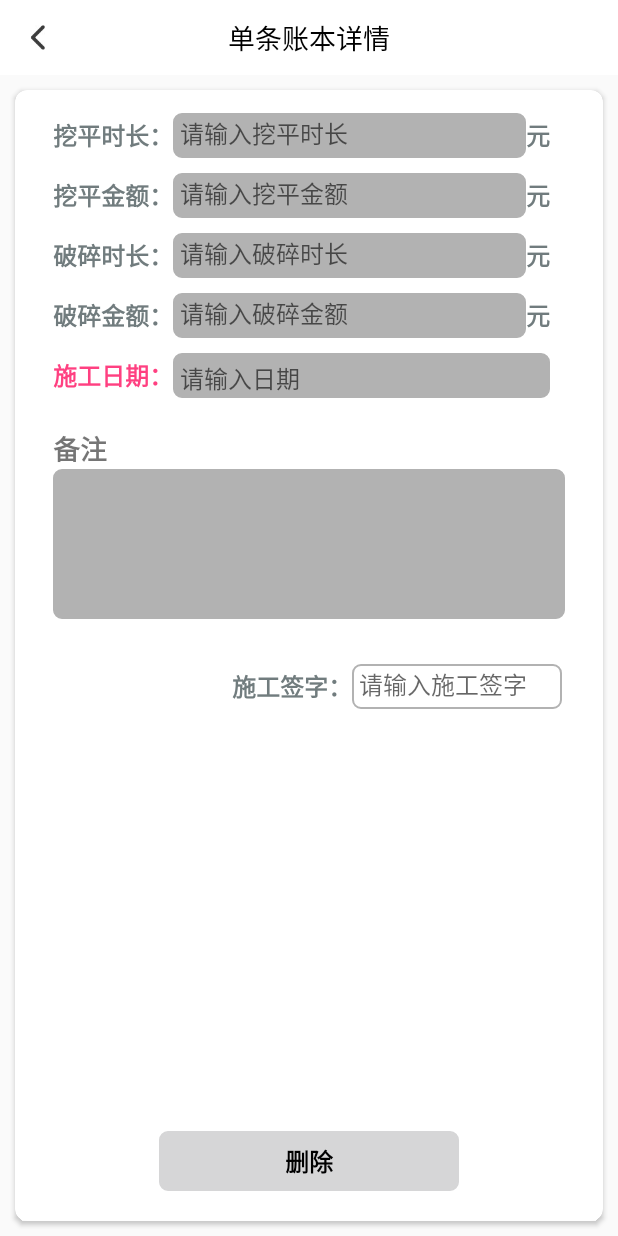
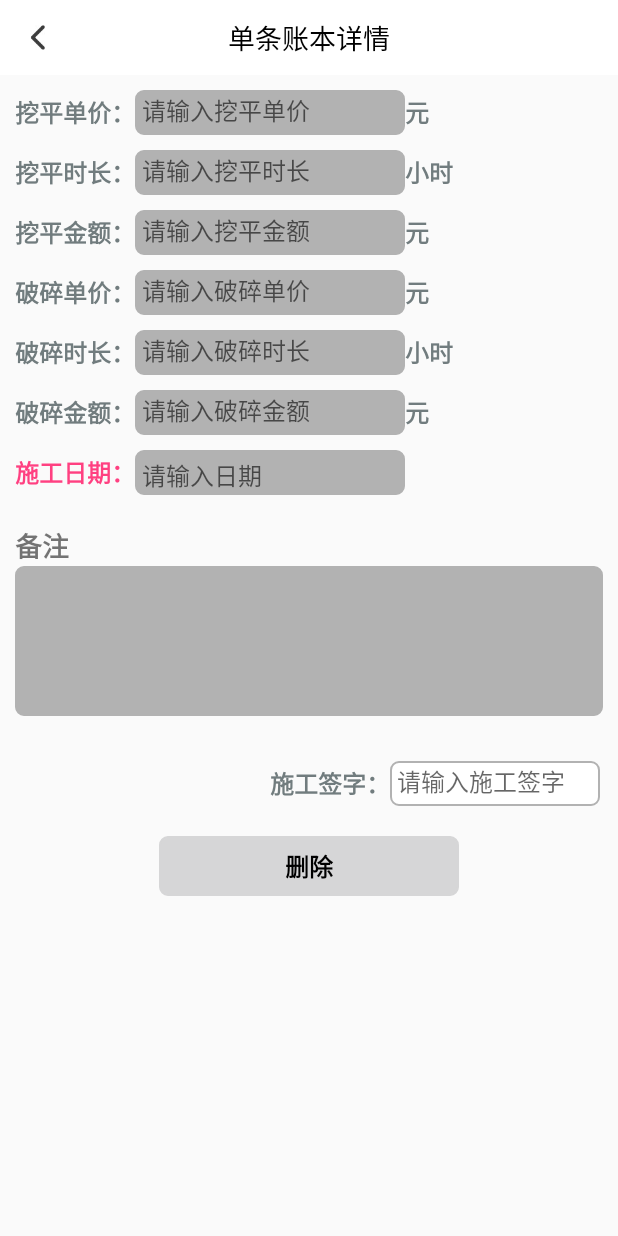
Before and after one commit to luchongbin/luchongwen, an Android app: the AddCashBookActivity screen opened directly, with no data from a screen before it, on a phone screen of 412 x 824 dp. Run offline under Robolectric (Android 15) with nearby library versions, the phone set to English and light mode, and no system bars; our stand-ins replace CircleImageView, data binding; libraries missing offline, so code that uses them is left out: com.codbking.widget; 23 statements that could not run were skipped.

Commit message:
添加金额总合计

```diff
--- a/app/build.gradle
+++ b/app/build.gradle
@@ -41,7 +41,7 @@ android {
     }
 }
 greendao {
-    schemaVersion 1  //版本
+    schemaVersion 2  //版本
     daoPackage 'com.luchongbin.mycashbook.greendao' // 一般为app包名+生成文件的文件夹名
     targetGenDir 'src/main/java' //生成文件路径
 
--- a/app/src/main/java/com/luchongbin/mycashbook/greendao/DaoMaster.java
+++ b/app/src/main/java/com/luchongbin/mycashbook/greendao/DaoMaster.java
@@ -14,10 +14,10 @@ import org.greenrobot.greendao.identityscope.IdentityScopeType;
 
 // THIS CODE IS GENERATED BY greenDAO, DO NOT EDIT.
 /**
- * Master of DAO (schema version 1): knows all DAOs.
+ * Master of DAO (schema version 2): knows all DAOs.
  */
 public class DaoMaster extends AbstractDaoMaster {
-    public static final int SCHEMA_VERSION = 1;
+    public static final int SCHEMA_VERSION = 2;
 
     /** Creates underlying database table using DAOs. */
     public static void createAllTables(Database db, boolean ifNotExists) {
--- a/app/src/main/java/com/luchongbin/mycashbook/model/CashBookModel.java
+++ b/app/src/main/java/com/luchongbin/mycashbook/model/CashBookModel.java
@@ -5,14 +5,17 @@ import android.databinding.Bindable;
 import com.luchongbin.mycashbook.BR;
 
 public class CashBookModel extends TitleModel {
+
     @Bindable
     private long cashBookId;
-
+    @Bindable
+    private String digFlatUnitPrice;//挖平单价（元）
     @Bindable
     private String digFlatHour;//挖平时间（小时）
     @Bindable
     private String digFlatTotalAmount;//挖平合同金额（元）
-
+    @Bindable
+    private String fractureUnitPrice;//破碎单价（元）
     @Bindable
     private String fractureHour;//破碎时间（小时）
     @Bindable
@@ -106,4 +109,22 @@ public class CashBookModel extends TitleModel {
         this.autograph = autograph;
         notifyPropertyChanged(BR.autograph);
     }
+
+    public String getDigFlatUnitPrice() {
+        return digFlatUnitPrice;
+    }
+
+    public void setDigFlatUnitPrice(String digFlatUnitPrice) {
+        this.digFlatUnitPrice = digFlatUnitPrice;
+        notifyPropertyChanged(BR.digFlatUnitPrice);
+    }
+
+    public String getFractureUnitPrice() {
+        return fractureUnitPrice;
+    }
+
+    public void setFractureUnitPrice(String fractureUnitPrice) {
+        this.fractureUnitPrice = fractureUnitPrice;
+        notifyPropertyChanged(BR.fractureUnitPrice);
+    }
 }
--- a/app/src/main/java/com/luchongbin/mycashbook/viewModel/CashBookDetailsViewModel.java
+++ b/app/src/main/java/com/luchongbin/mycashbook/viewModel/CashBookDetailsViewModel.java
@@ -115,6 +115,8 @@ public class CashBookDetailsViewModel extends BaseViewModel {
         mRowDatas1.add(StringUtils.formatDouble1(mFractureHour));
         mRowDatas1.add(StringUtils.formatDouble(mFractureTotalAmount));
         mTableDatas.add(mRowDatas1);
+        String mTotalAmount = StringUtils.formatDouble(mDigFlatTotalAmount+mFractureTotalAmount);
+        mBinding.tvTotalAmount.setText("金额总合计："+mTotalAmount+"元");
         return mTableDatas;
     }
     public void getCashBookModels() {
--- a/app/src/main/res/layout/activity_add_cash_book.xml
+++ b/app/src/main/res/layout/activity_add_cash_book.xml
@@ -26,27 +26,68 @@
             app:mBaseViewModel="@{mAddCashBookViewModel}"
             app:mTitleModel="@{mCashBookModel}" />
 
-        <android.support.v7.widget.CardView
+        <ScrollView
             android:layout_width="match_parent"
             android:layout_height="match_parent"
-            android:layout_below="@+id/ic_title"
-            android:layout_margin="10dp"
-            android:orientation="vertical"
-            app:cardBackgroundColor="@color/white"
-            app:cardCornerRadius="@dimen/margin_8">
-
+            android:layout_below="@+id/ic_title">
             <RelativeLayout
                 android:layout_width="match_parent"
                 android:layout_height="match_parent"
-                android:layout_marginStart="@dimen/margin_25"
-                android:layout_marginTop="@dimen/margin_15"
-                android:layout_marginEnd="@dimen/margin_25">
+                android:layout_marginStart="@dimen/margin_10"
+                android:layout_marginTop="@dimen/margin_10"
+                android:layout_marginEnd="@dimen/margin_10">
+
+                <LinearLayout
+                    android:id="@+id/rl_digFlat_Unit_Price"
+                    android:layout_width="match_parent"
+                    android:layout_height="@dimen/margin_30"
+                    android:layout_centerHorizontal="true"
+                    android:orientation="horizontal">
+
+                    <TextView
+                        android:layout_width="wrap_content"
+                        android:layout_height="match_parent"
+                        android:layout_gravity="center"
+                        android:gravity="center"
+                        android:text="挖平单价："
+                        android:textColor="@color/tab_text_normal"
+                        android:textSize="@dimen/text_size_16sp"
+                        android:textStyle="bold" />
+
+                    <EditText
+                        android:id="@+id/et_digFlat_Unit_Price"
+                        android:layout_width="@dimen/margin_180"
+                        android:layout_height="match_parent"
+                        android:background="@drawable/translucent"
+                        android:focusable="@{mCashBookModel.editable?true:false}"
+                        android:hint="请输入挖平单价"
+                        android:inputType="number|numberDecimal"
+                        android:maxLength="20"
+                        android:maxLines="1"
+                        android:text="@{mCashBookModel.digFlatUnitPrice}"
+                        android:textColor="@color/tab_text_normal"
+                        android:textSize="@dimen/text_size_16sp"
+                        app:addTextChangedListener="@{mAddCashBookViewModel.mTextWatcher0}" />
+
+                    <TextView
+                        android:layout_width="wrap_content"
+                        android:layout_height="match_parent"
+                        android:layout_gravity="center"
+                        android:layout_marginEnd="@dimen/margin_10"
+                        android:gravity="center"
+                        android:text="@string/yuan"
+                        android:textColor="@color/tab_text_normal"
+                        android:textSize="@dimen/text_size_16sp"
+                        android:textStyle="bold" />
+                </LinearLayout>
 
                 <LinearLayout
                     android:id="@+id/rl_digFlat_hour"
                     android:layout_width="match_parent"
                     android:layout_height="@dimen/margin_30"
+                    android:layout_below="@+id/rl_digFlat_Unit_Price"
                     android:layout_centerHorizontal="true"
+                    android:layout_marginTop="@dimen/margin_10"
                     android:orientation="horizontal">
 
                     <TextView
@@ -61,9 +102,8 @@
 
                     <EditText
                         android:id="@+id/et_digFlat_hour"
-                        android:layout_width="0dp"
+                        android:layout_width="@dimen/margin_180"
                         android:layout_height="match_parent"
-                        android:layout_weight="1"
                         android:background="@drawable/translucent"
                         android:focusable="@{mCashBookModel.editable?true:false}"
                         android:hint="请输入挖平时长"
@@ -73,7 +113,52 @@
                         android:text="@{mCashBookModel.digFlatHour}"
                         android:textColor="@color/tab_text_normal"
                         android:textSize="@dimen/text_size_16sp"
-                        app:addTextChangedListener="@{mAddCashBookViewModel.mTextWatcher}" />
+                        app:addTextChangedListener="@{mAddCashBookViewModel.mTextWatcher0}" />
+
+                    <TextView
+                        android:layout_width="wrap_content"
+                        android:layout_height="match_parent"
+                        android:layout_gravity="center"
+                        android:layout_marginEnd="@dimen/margin_10"
+                        android:gravity="center"
+                        android:text="@string/hour"
+                        android:textColor="@color/tab_text_normal"
+                        android:textSize="@dimen/text_size_16sp"
+                        android:textStyle="bold" />
+                </LinearLayout>
+
+                <LinearLayout
+                    android:id="@+id/rl_digFlat_amount"
+                    android:layout_width="match_parent"
+                    android:layout_height="@dimen/margin_30"
+                    android:layout_below="@+id/rl_digFlat_hour"
+                    android:layout_centerHorizontal="true"
+                    android:layout_marginTop="@dimen/margin_10"
+                    android:orientation="horizontal">
+                    <TextView
+                        android:layout_width="wrap_content"
+                        android:layout_height="match_parent"
+                        android:layout_gravity="center"
+                        android:gravity="center"
+                        android:text="挖平金额："
+                        android:textColor="@color/tab_text_normal"
+                        android:textSize="@dimen/text_size_16sp"
+                        android:textStyle="bold" />
+
+                    <EditText
+                        android:id="@+id/et_digFlat_amount"
+                        android:layout_width="@dimen/margin_180"
+                        android:layout_height="match_parent"
+                        android:background="@drawable/translucent_gray"
+                        android:focusable="false"
+                        android:hint="请输入挖平金额"
+                        android:inputType="number|numberDecimal"
+                        android:maxLength="20"
+                        android:maxLines="1"
+                        android:text="@{mCashBookModel.digFlatTotalAmount}"
+                        android:textColor="@color/tab_text_normal"
+                        android:textSize="@dimen/text_size_16sp"
+                        />
 
                     <TextView
                         android:layout_width="wrap_content"
@@ -88,13 +173,12 @@
                 </LinearLayout>
 
                 <LinearLayout
-                    android:id="@+id/rl_digFlat_amount"
+                    android:id="@+id/ll_fracture_Unit_Price"
                     android:layout_width="match_parent"
                     android:layout_height="@dimen/margin_30"
-                    android:layout_below="@+id/rl_digFlat_hour"
+                    android:layout_below="@+id/rl_digFlat_amount"
                     android:layout_centerHorizontal="true"
                     android:layout_marginTop="@dimen/margin_10"
-                    android:gravity="center"
                     android:orientation="horizontal">
 
                     <TextView
@@ -102,23 +186,22 @@
                         android:layout_height="match_parent"
                         android:layout_gravity="center"
                         android:gravity="center"
-                        android:text="挖平金额："
+                        android:text="破碎单价："
                         android:textColor="@color/tab_text_normal"
                         android:textSize="@dimen/text_size_16sp"
                         android:textStyle="bold" />
 
                     <EditText
-                        android:id="@+id/et_digFlat_amount"
-                        android:layout_width="match_parent"
+                        android:id="@+id/et_fracture_Unit_Price"
+                        android:layout_width="@dimen/margin_180"
                         android:layout_height="match_parent"
-                        android:layout_weight="1"
                         android:background="@drawable/translucent"
                         android:focusable="@{mCashBookModel.editable?true:false}"
-                        android:hint="请输入挖平金额"
+                        android:hint="请输入破碎单价"
                         android:inputType="number|numberDecimal"
                         android:maxLength="20"
                         android:maxLines="1"
-                        android:text="@{mCashBookModel.digFlatTotalAmount}"
+                        android:text="@{mCashBookModel.fractureUnitPrice}"
                         android:textColor="@color/tab_text_normal"
                         android:textSize="@dimen/text_size_16sp"
                         app:addTextChangedListener="@{mAddCashBookViewModel.mTextWatcher}" />
@@ -139,10 +222,9 @@
                     android:id="@+id/rl_fracture_hour"
                     android:layout_width="match_parent"
                     android:layout_height="@dimen/margin_30"
-                    android:layout_below="@+id/rl_digFlat_amount"
+                    android:layout_below="@+id/ll_fracture_Unit_Price"
                     android:layout_centerHorizontal="true"
                     android:layout_marginTop="@dimen/margin_10"
-                    android:gravity="center"
                     android:orientation="horizontal">
 
                     <TextView
@@ -157,9 +239,8 @@
 
                     <EditText
                         android:id="@+id/et_fracture_hour"
-                        android:layout_width="match_parent"
+                        android:layout_width="@dimen/margin_180"
                         android:layout_height="match_parent"
-                        android:layout_weight="1"
                         android:background="@drawable/translucent"
                         android:focusable="@{mCashBookModel.editable?true:false}"
                         android:hint="请输入破碎时长"
@@ -177,7 +258,7 @@
                         android:layout_gravity="center"
                         android:layout_marginEnd="@dimen/margin_10"
                         android:gravity="center"
-                        android:text="@string/yuan"
+                        android:text="@string/hour"
                         android:textColor="@color/tab_text_normal"
                         android:textSize="@dimen/text_size_16sp"
                         android:textStyle="bold" />
@@ -190,7 +271,6 @@
                     android:layout_below="@+id/rl_fracture_hour"
                     android:layout_centerHorizontal="true"
                     android:layout_marginTop="@dimen/margin_10"
-                    android:gravity="center"
                     android:orientation="horizontal">
 
                     <TextView
@@ -205,17 +285,16 @@
 
                     <EditText
                         android:id="@+id/et_fracture_amount"
-                        android:layout_width="match_parent"
+                        android:layout_width="@dimen/margin_180"
                         android:layout_height="match_parent"
-                        android:layout_weight="1"
-                        android:background="@drawable/translucent"
-                        android:focusable="@{mCashBookModel.editable?true:false}"
+                        android:background="@drawable/translucent_gray"
+                        android:focusable="false"
                         android:hint="请输入破碎金额"
                         android:inputType="number|numberDecimal"
                         android:text="@{mCashBookModel.fractureTotalAmount}"
                         android:textColor="@color/tab_text_normal"
                         android:textSize="@dimen/text_size_16sp"
-                        app:addTextChangedListener="@{mAddCashBookViewModel.mTextWatcher}" />
+                       />
 
                     <TextView
                         android:layout_width="wrap_content"
@@ -236,7 +315,6 @@
                     android:layout_below="@+id/rl_fracture_amount"
                     android:layout_centerHorizontal="true"
                     android:layout_marginTop="@dimen/margin_10"
-                    android:gravity="center"
                     android:orientation="horizontal">
 
                     <TextView
@@ -251,9 +329,8 @@
 
                     <TextView
                         android:id="@+id/et_data"
-                        android:layout_width="match_parent"
+                        android:layout_width="@dimen/margin_180"
                         android:layout_height="match_parent"
-                        android:layout_marginEnd="@dimen/margin_10"
                         android:background="@drawable/translucent"
                         android:focusable="@{mCashBookModel.editable?true:false}"
                         android:hint="请输入日期"
@@ -292,6 +369,7 @@
                 </LinearLayout>
 
                 <LinearLayout
+                    android:id="@+id/ll_Autograph"
                     android:layout_width="wrap_content"
                     android:layout_height="@dimen/margin_30"
                     android:layout_below="@+id/ll_remarks"
@@ -328,18 +406,18 @@
                 <TextView
                     android:layout_width="@dimen/margin_200"
                     android:layout_height="@dimen/margin_40"
-                    android:layout_alignParentBottom="true"
+                    android:layout_below="@+id/ll_Autograph"
                     android:layout_centerHorizontal="true"
-                    android:layout_marginBottom="@dimen/margin_20"
+                    android:layout_marginTop="@dimen/margin_20"
                     android:background="@drawable/translucent_red"
                     android:gravity="center"
+                    android:onClick="@{mAddCashBookViewModel::deleteCashBook}"
                     android:text="删除"
                     android:textColor="@color/black"
                     android:textSize="@dimen/text_size_16sp"
                     android:textStyle="bold"
-                    android:visibility="@{mCashBookModel.editable?View.GONE:View.VISIBLE}"
-                    android:onClick="@{mAddCashBookViewModel::deleteCashBook}"/>
+                    android:visibility="@{mCashBookModel.editable?View.GONE:View.VISIBLE}" />
             </RelativeLayout>
-        </android.support.v7.widget.CardView>
+        </ScrollView>
     </RelativeLayout>
 </layout>
--- a/app/src/main/res/values/arrays.xml
+++ b/app/src/main/res/values/arrays.xml
@@ -3,9 +3,9 @@
     <string-array name="table_title">
         <item>日期</item>
         <item>挖斗时间\n单位(小时)</item>
-        <item>挖斗金额\n单价(180元)</item>
+        <item>挖斗金额\n单位(元)</item>
         <item>破碎时间\n单位(小时)</item>
-        <item>破碎金额\n单价(240元)</item>
+        <item>破碎金额\n单位(元)</item>
         <item>施工签字</item>
         <item>备注</item>
     </string-array>
```
Also changed, not shown: app/src/main/java/com/luchongbin/mycashbook/bean/CashBook.java (+21 -5 lines), app/src/main/java/com/luchongbin/mycashbook/greendao/CashBookDao.java (+54 -42 lines), app/src/main/java/com/luchongbin/mycashbook/viewModel/AddCashBookViewModel.java (+65 -5 lines), app/src/main/res/layout/activity_bashbook_details.xml (+14 -2 lines).
